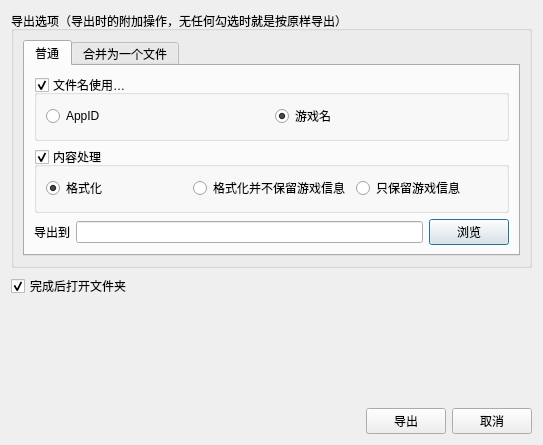
This is exportdialog.ui in LTJJer/SteamTools-Manifest-Manager as Qt 5 draws it before an edit. The edited form follows.
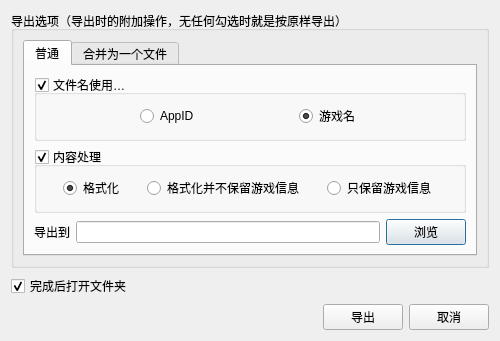
This is the edited form.

Commit message: feat(ExprotDialog UI): 改一下尺寸策略和默认窗口大小

```diff
--- a/exportdialog.ui
+++ b/exportdialog.ui
@@ -6,8 +6,8 @@
    <rect>
     <x>0</x>
     <y>0</y>
-    <width>543</width>
-    <height>445</height>
+    <width>500</width>
+    <height>333</height>
    </rect>
   </property>
   <property name="windowTitle">
@@ -44,6 +44,12 @@
             <layout class="QHBoxLayout" name="horizontalLayout">
              <item>
               <widget class="QRadioButton" name="rdo_Normal_ChangeFileName_Appid">
+               <property name="sizePolicy">
+                <sizepolicy hsizetype="Fixed" vsizetype="Fixed">
+                 <horstretch>0</horstretch>
+                 <verstretch>0</verstretch>
+                </sizepolicy>
+               </property>
                <property name="text">
                 <string>AppID</string>
                </property>
@@ -57,6 +63,12 @@
              </item>
              <item>
               <widget class="QRadioButton" name="rdo_Normal_ChangeFileName_Name">
+               <property name="sizePolicy">
+                <sizepolicy hsizetype="Fixed" vsizetype="Fixed">
+                 <horstretch>0</horstretch>
+                 <verstretch>0</verstretch>
+                </sizepolicy>
+               </property>
                <property name="text">
                 <string>游戏名</string>
                </property>
@@ -85,6 +97,12 @@
             <layout class="QHBoxLayout" name="horizontalLayout_2">
              <item>
               <widget class="QRadioButton" name="rdo_Normal_ContentProcess_Format">
+               <property name="sizePolicy">
+                <sizepolicy hsizetype="Fixed" vsizetype="Fixed">
+                 <horstretch>0</horstretch>
+                 <verstretch>0</verstretch>
+                </sizepolicy>
+               </property>
                <property name="text">
                 <string>格式化</string>
                </property>
@@ -98,6 +116,12 @@
              </item>
              <item>
               <widget class="QRadioButton" name="rdo_Normal_ContentProcess_FormatNoInfo">
+               <property name="sizePolicy">
+                <sizepolicy hsizetype="Fixed" vsizetype="Fixed">
+                 <horstretch>0</horstretch>
+                 <verstretch>0</verstretch>
+                </sizepolicy>
+               </property>
                <property name="text">
                 <string>格式化并不保留游戏信息</string>
                </property>
@@ -108,6 +132,12 @@
              </item>
              <item>
               <widget class="QRadioButton" name="rdo_Normal_ContentProcess_OnlyInfo">
+               <property name="sizePolicy">
+                <sizepolicy hsizetype="Fixed" vsizetype="Fixed">
+                 <horstretch>0</horstretch>
+                 <verstretch>0</verstretch>
+                </sizepolicy>
+               </property>
                <property name="text">
                 <string>只保留游戏信息</string>
                </property>
```
